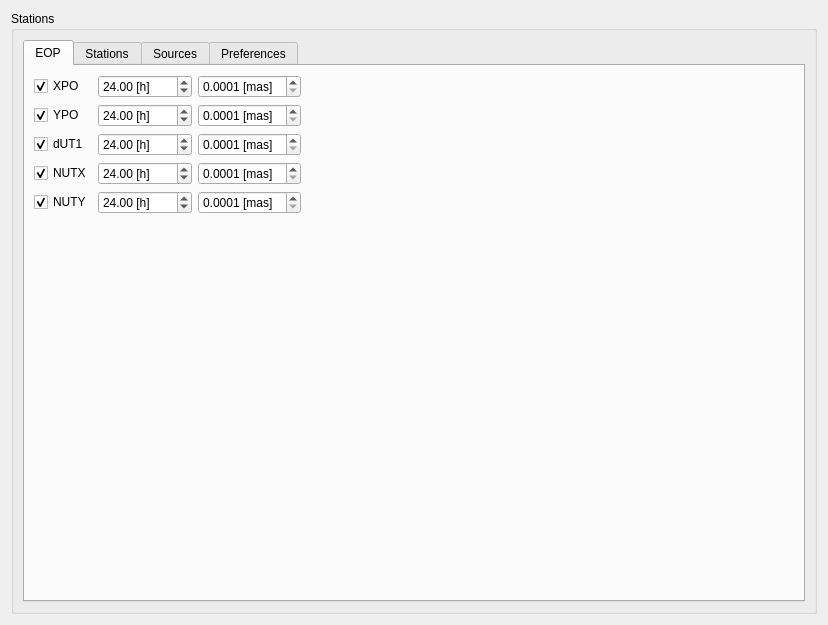
This is Widgets/solverwidget.ui in TUW-VieVS/VieSchedppGUI as Qt 5 draws it before an edit. The edited form follows.
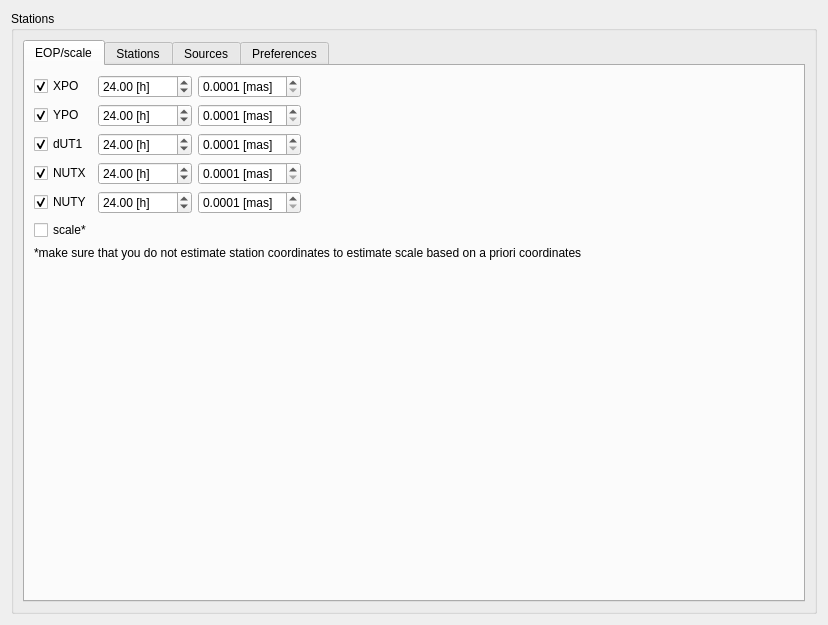
This is the edited form. The open tabs and pages were chosen to show the change. Icons and pictures are not drawn.

Patch:
```diff
--- a/Widgets/solverwidget.ui
+++ b/Widgets/solverwidget.ui
@@ -47,7 +47,7 @@
             <normaloff>:/icons/icons/applications-internet-2.png</normaloff>:/icons/icons/applications-internet-2.png</iconset>
           </attribute>
           <attribute name="title">
-           <string>EOP</string>
+           <string>EOP/scale</string>
           </attribute>
           <layout class="QVBoxLayout" name="verticalLayout_3">
            <item>
@@ -281,6 +281,13 @@
                    </property>
                   </widget>
                  </item>
+                 <item row="5" column="0">
+                  <widget class="QCheckBox" name="checkBox_scale">
+                   <property name="text">
+                    <string>scale*</string>
+                   </property>
+                  </widget>
+                 </item>
                 </layout>
                </item>
                <item>
@@ -298,6 +305,13 @@
                </item>
               </layout>
              </item>
+             <item>
+              <widget class="QLabel" name="label_7">
+               <property name="text">
+                <string>*make sure that you do not estimate station coordinates to estimate scale based on a priori coordinates</string>
+               </property>
+              </widget>
+             </item>
              <item>
               <spacer name="verticalSpacer">
                <property name="orientation">
```
Left out of the diff: 2 changed lines with no effect on the pictures.
